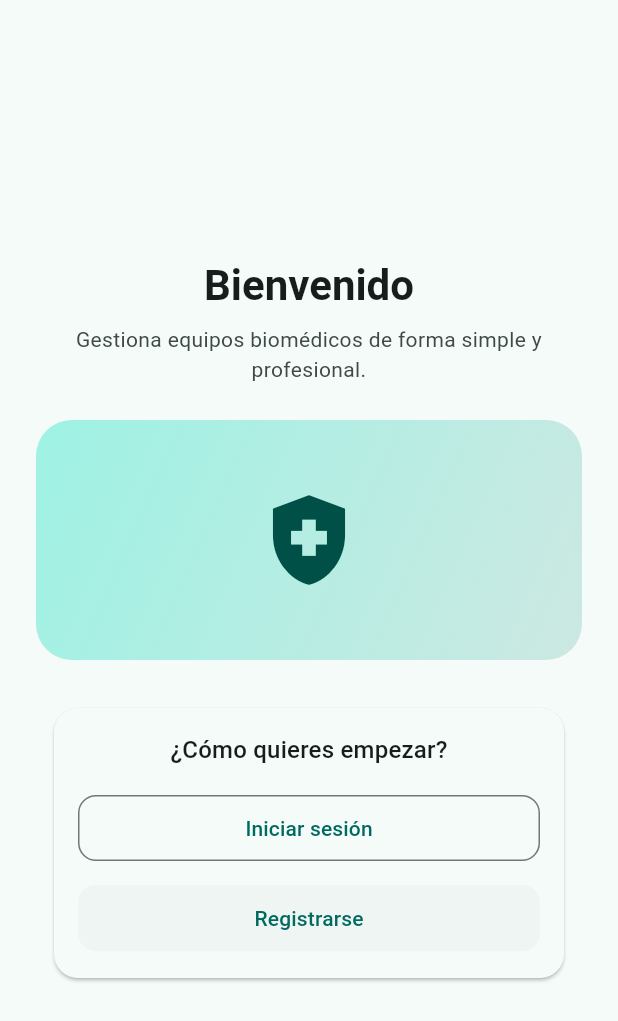
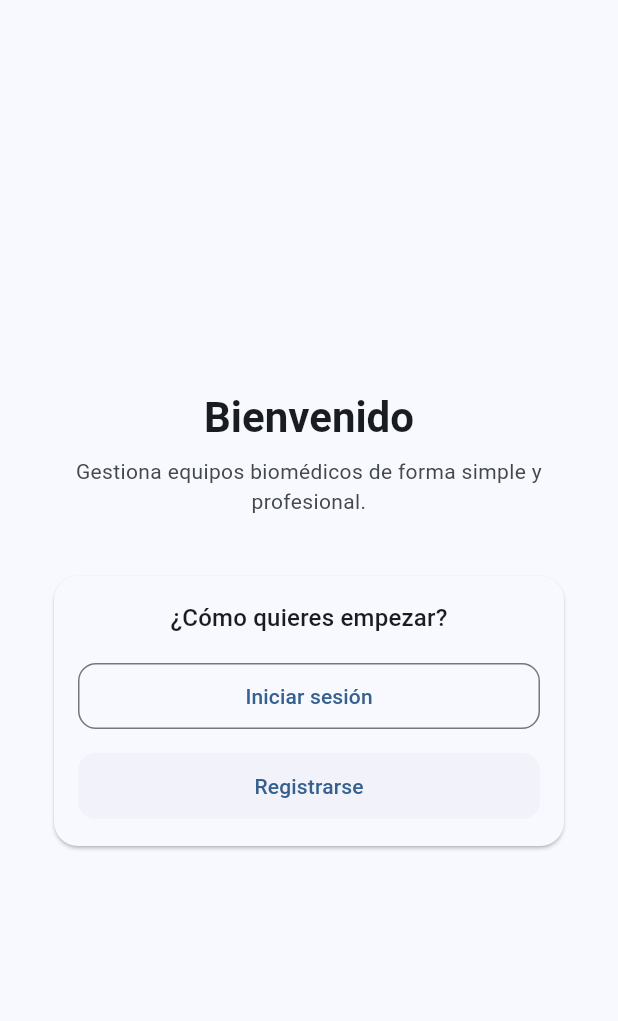
Before and after one commit to JacoboSolarte/Proyecto_flutter, a Flutter app: the screen it shows after launch, on a phone screen of 412 x 824 dp. Shown: the top 1021 px of the screen. Run offline on Flutter 3.47's test engine with Material 3 defaults, Android fonts, the phone set to English and light mode, and no system bars; our stand-ins replace file_picker, flutter_dotenv, flutter_riverpod, image_picker, qr_flutter, supabase_flutter; missing offline and left inert: file_saver, mobile_scanner; accounts and stored records are empty.

Commit message:
Welcome, login, register

```diff
--- a/lib/features/auth/presentation/pages/forgot_password_page.dart
+++ b/lib/features/auth/presentation/pages/forgot_password_page.dart
@@ -28,7 +28,6 @@ class _ForgotPasswordPageState extends ConsumerState<ForgotPasswordPage> {
     return AuthLayout(
       title: 'Recuperar contraseña',
       subtitle: 'Te enviaremos un enlace para restablecerla.',
-      icon: Icons.key_rounded,
       child: Form(
         key: _formKey,
         child: Column(
--- a/lib/features/auth/presentation/pages/login_page.dart
+++ b/lib/features/auth/presentation/pages/login_page.dart
@@ -31,7 +31,6 @@ class _LoginPageState extends ConsumerState<LoginPage> {
     return AuthLayout(
       title: 'Iniciar sesión',
       subtitle: 'Accede para gestionar tus equipos biomédicos.',
-      icon: Icons.lock_open_rounded,
       child: Form(
         key: _formKey,
         child: Column(
--- a/lib/features/auth/presentation/pages/register_page.dart
+++ b/lib/features/auth/presentation/pages/register_page.dart
@@ -48,7 +48,6 @@ class _RegisterPageState extends ConsumerState<RegisterPage> {
     return AuthLayout(
       title: 'Crear cuenta',
       subtitle: 'Regístrate para comenzar a gestionar tus equipos.',
-      icon: Icons.person_add_alt_1,
       child: Form(
         key: _formKey,
         child: Column(
--- a/lib/features/auth/presentation/pages/welcome_page.dart
+++ b/lib/features/auth/presentation/pages/welcome_page.dart
@@ -12,7 +12,6 @@ class WelcomePage extends StatelessWidget {
     return AuthLayout(
       title: 'Bienvenido',
       subtitle: 'Gestiona equipos biomédicos de forma simple y profesional.',
-      icon: Icons.health_and_safety,
       child: Column(
         crossAxisAlignment: CrossAxisAlignment.stretch,
         children: [
--- a/lib/features/auth/presentation/widgets/auth_layout.dart
+++ b/lib/features/auth/presentation/widgets/auth_layout.dart
@@ -3,7 +3,6 @@ import 'package:flutter/material.dart';
 class AuthLayout extends StatelessWidget {
   final String title;
   final String subtitle;
-  final IconData icon;
   final Widget child;
   final List<Widget>? bottomActions;
 
@@ -11,7 +10,6 @@ class AuthLayout extends StatelessWidget {
     super.key,
     required this.title,
     required this.subtitle,
-    required this.icon,
     required this.child,
     this.bottomActions,
   });
@@ -46,21 +44,8 @@ class AuthLayout extends StatelessWidget {
                         textAlign: TextAlign.center,
                       ),
                       const SizedBox(height: 24),
-                      Container(
-                        height: 160,
-                        decoration: BoxDecoration(
-                          gradient: LinearGradient(
-                            colors: [scheme.primaryContainer, scheme.secondaryContainer],
-                            begin: Alignment.topLeft,
-                            end: Alignment.bottomRight,
-                          ),
-                          borderRadius: BorderRadius.circular(24),
-                        ),
-                        child: Center(
-                          child: Icon(icon, size: 72, color: scheme.onPrimaryContainer),
-                        ),
-                      ),
-                      const SizedBox(height: 24),
+                      // Diseño minimalista sin imagen/ilustración, centrado
+                      const SizedBox(height: 8),
                       Card(
                         elevation: 1,
                         child: Padding(
@@ -77,21 +62,9 @@ class AuthLayout extends StatelessWidget {
                 ),
               ),
             );
+            // En escritorio mantén el contenido centrado sin columna lateral
             if (isWide) {
-              return Row(
-                children: [
-                  Expanded(
-                    child: Container(
-                      margin: const EdgeInsets.all(24),
-                      decoration: BoxDecoration(
-                        color: scheme.surfaceContainerHighest,
-                        borderRadius: BorderRadius.circular(24),
-                      ),
-                    ),
-                  ),
-                  Expanded(child: content),
-                ],
-              );
+              return Center(child: content);
             }
             return content;
           },
--- a/lib/main.dart
+++ b/lib/main.dart
@@ -25,7 +25,8 @@ class MyApp extends StatelessWidget {
   // This widget is the root of your application.
   @override
   Widget build(BuildContext context) {
-    final colorScheme = ColorScheme.fromSeed(seedColor: Colors.teal);
+    // Cambiamos el esquema de color a un azul para un look móvil limpio
+    final colorScheme = ColorScheme.fromSeed(seedColor: Colors.blue);
     return MaterialApp(
       title: 'Biomedic',
       theme: ThemeData(
```
